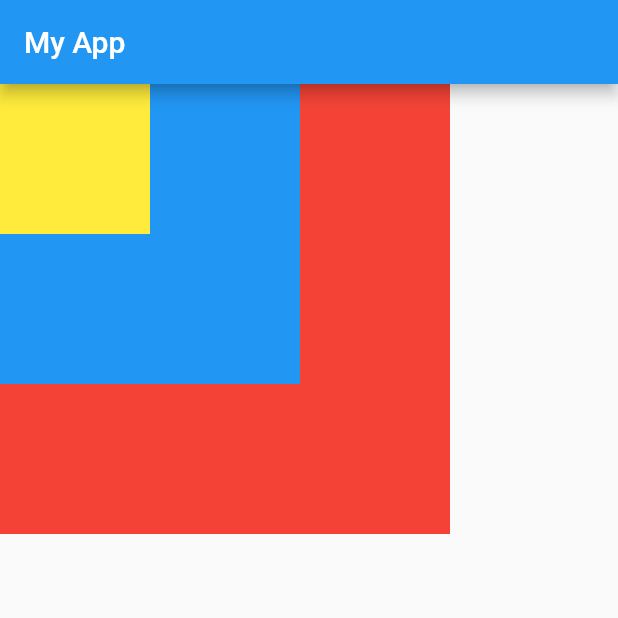
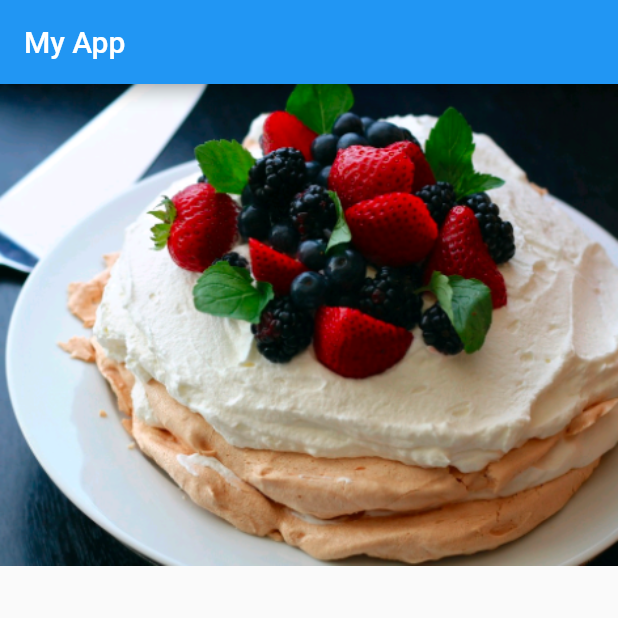
Before and after one commit to sanayut123/basic_widget, a Flutter app: the screen it shows after launch, on a phone screen of 412 x 824 dp, the top half of it. Run offline on Flutter 3.47's test engine with Material 2 defaults, Android fonts, the phone set to English and light mode, and no system bars.

Commit message:
Image widget ,image from assets

```diff
--- a/lib/main.dart
+++ b/lib/main.dart
@@ -1,3 +1,5 @@
+import 'dart:ui';
+
 import 'package:flutter/material.dart';
 
 void main() {
@@ -27,24 +29,7 @@ class MyApp extends StatelessWidget {
 class basicWidget extends StatelessWidget {
   @override
   Widget build(BuildContext context) {
-    return Stack(
-      children: [
-        Container(
-          height: 300.0,
-          width: 300.0,
-          color: Colors.red,
-        ),
-        Container(
-          height: 200.0,
-          width: 200.0,
-          color: Colors.blue,
-        ),
-        Container(
-          height: 100.0,
-          width: 100.0,
-          color: Colors.yellow,
-        ),
-      ],
-    );
-  }
+    return Image.asset("assets/images/cake.jpg");
+
+    }
 }
--- a/pubspec.yaml
+++ b/pubspec.yaml
@@ -45,8 +45,8 @@ flutter:
   uses-material-design: true
 
   # To add assets to your application, add an assets section, like this:
-  # assets:
-  #   - images/a_dot_burr.jpeg
+  assets:
+    - assets/images/cake.jpg
   #   - images/a_dot_ham.jpeg
 
   # An image asset can refer to one or more resolution-specific "variants", see
```
Also changed, not shown: assets/images/cake.jpg (added).
